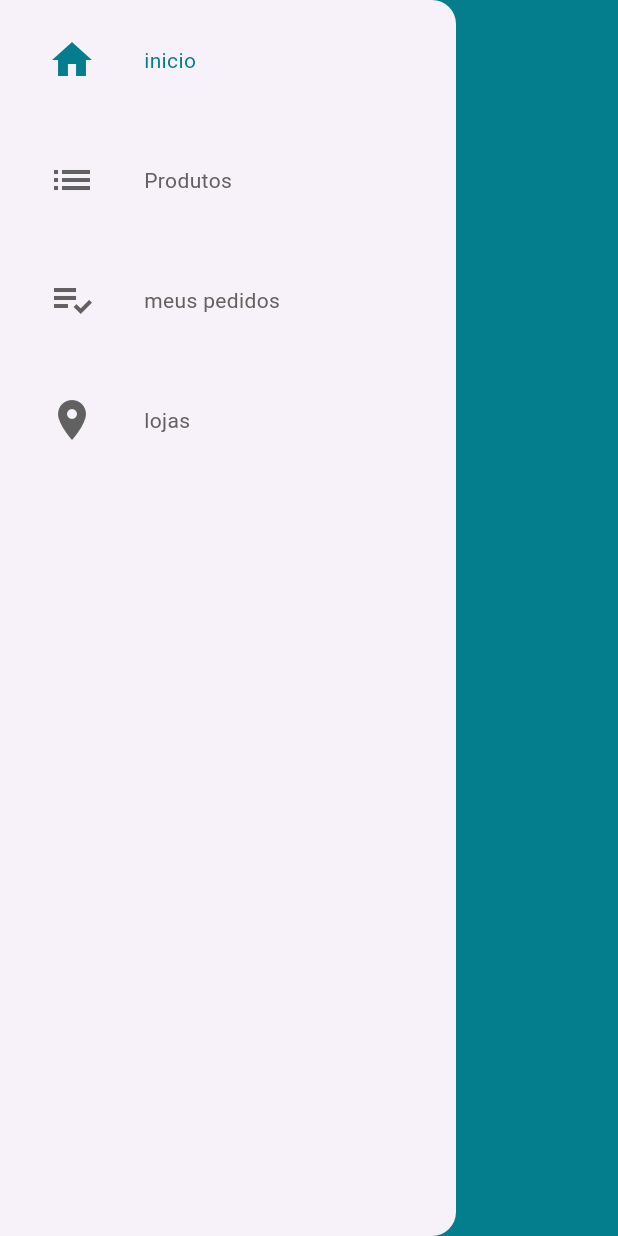
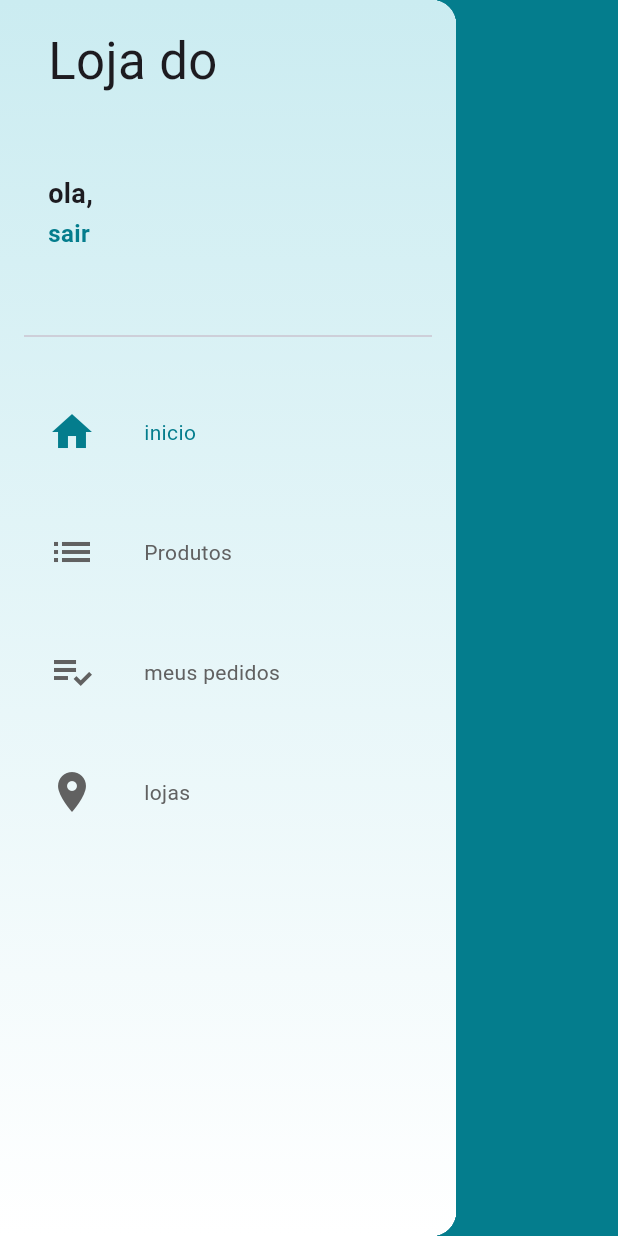
Before and after one commit to Renatofsds16/new-store, a Flutter app: the DrawerCusnton widget shown alone on an empty page, opened directly, on a phone screen of 412 x 824 dp. Run offline on Flutter 3.47's test engine with Material 3 defaults, Android fonts, the phone set to English and light mode, and no system bars; our stand-ins replace cloud_firestore, firebase_auth, firebase_core; accounts and stored records are empty; generated files the repository leaves out were written again; network calls fail.

```diff
--- a/lib/common/common_drawer/drawer_custom.dart
+++ b/lib/common/common_drawer/drawer_custom.dart
@@ -1,5 +1,6 @@
  import 'package:flutter/material.dart';
 
+import 'drawer_custom_helder.dart';
 import 'drawertile.dart';
 
 class DrawerCusnton extends StatelessWidget {
@@ -7,13 +8,38 @@ class DrawerCusnton extends StatelessWidget {
 
   @override
   Widget build(BuildContext context) {
-    return Drawer(child: ListView(
-      children: const [
-        Drawertile(iconData: Icons.home, title: 'inicio',page: 0,),
-        Drawertile(iconData: Icons.list, title: 'Produtos',page: 1,),
-        Drawertile(iconData: Icons.playlist_add_check, title: 'meus pedidos',page: 2,),
-        Drawertile(iconData: Icons.location_on, title: 'lojas',page: 3),
-      ],
-    ),);
+    return
+        Drawer(
+          child: Stack(
+            children: [
+              Container(
+                decoration: const BoxDecoration(
+                  gradient: LinearGradient(colors: const [
+                    Color.fromARGB(255, 203, 236, 241),
+                    Colors.white
+                  ],
+                  begin: Alignment.topCenter,
+                  end: Alignment.bottomCenter,
+                ),
+              ),
+              ),
+              ListView(
+                children: [
+                  DrawerCustomHelder(),
+                  const Padding(
+                    padding: EdgeInsets.all(16),
+                      child: const Divider()
+                  ),
+                  const Drawertile(iconData: Icons.home, title: 'inicio',page: 0,),
+                  const Drawertile(iconData: Icons.list, title: 'Produtos',page: 1,),
+                  const Drawertile(iconData: Icons.playlist_add_check, title: 'meus pedidos',page: 2,),
+                  const Drawertile(iconData: Icons.location_on, title: 'lojas',page: 3),
+                ],
+              )
+
+            ],
+          ),
+
+    );
   }
 }
--- /dev/null
+++ b/lib/common/common_drawer/drawer_custom_helder.dart
@@ -0,0 +1,51 @@
+
+import 'package:flutter/material.dart';
+import 'package:new_store/models/user_manager.dart';
+import 'package:provider/provider.dart';
+
+class DrawerCustomHelder extends StatelessWidget {
+  DrawerCustomHelder({super.key});
+  final UserManager _userManager = UserManager();
+
+  @override
+  Widget build(BuildContext context) {
+    return Container(
+      height: 200,
+      padding: const EdgeInsets.fromLTRB(32, 16, 8, 32),
+      child: Consumer<UserManager>(
+        builder: (_, userManager, __) {
+          return Column(
+            crossAxisAlignment: CrossAxisAlignment.start,
+            mainAxisAlignment: MainAxisAlignment.spaceAround,
+            children: [
+              Text(
+                'Loja do\n ${userManager.userLogged?.name ?? ''}',
+                style: const TextStyle(fontSize: 34),
+                overflow: TextOverflow.ellipsis,
+              ),
+              Text(
+                'ola, ${userManager.userLogged?.name ?? ''}',
+                style:
+                    const TextStyle(fontSize: 18, fontWeight: FontWeight.bold),
+              ),
+              GestureDetector(
+                onTap: () {
+                  if(userManager.loggedIn){
+                    //Sair aqui
+                    userManager.signOut();
+                  }else{
+                    Navigator.pushNamed(context, '/login');
+                  }
+                },
+                child: Text(
+                  userManager.loggedIn ? 'sair' : 'Entrar',
+                  style: TextStyle(color: Theme.of(context).primaryColor,fontWeight: FontWeight.bold,fontSize: 16),
+                ),
+              )
+            ],
+          );
+        },
+      ),
+    );
+  }
+}
--- a/lib/main.dart
+++ b/lib/main.dart
@@ -3,6 +3,7 @@ import 'package:flutter/material.dart';
 import 'package:new_store/models/user_manager.dart';
 import 'package:new_store/screens/screns_base/base_screens.dart';
 import 'package:firebase_core/firebase_core.dart';
+import 'package:new_store/screens/screns_base/login.dart';
 import 'package:new_store/screens/screns_base/sign_up.dart';
 import 'package:provider/provider.dart';
 import 'firebase_options.dart';
@@ -21,6 +22,7 @@ class MyApp extends StatelessWidget {
   @override
   Widget build(BuildContext context) {
     return ChangeNotifierProvider(
+      lazy: false,
       create: (context) => UserManager(),
       child: MaterialApp(
         initialRoute: '/base',
@@ -31,8 +33,10 @@ class MyApp extends StatelessWidget {
         debugShowCheckedModeBanner: false,
         onGenerateRoute: (settings) {
           switch (settings.name) {
-            case 'signup':
+            case '/signup':
               return MaterialPageRoute(builder: (_) => const SignUp());
+            case '/login':
+              return MaterialPageRoute(builder: (_) => Login());
             case '/base':
             default:
               return MaterialPageRoute(builder: (_) => BaseScreens());
--- a/lib/models/user.dart
+++ b/lib/models/user.dart
@@ -1,9 +1,66 @@
+import 'package:cloud_firestore/cloud_firestore.dart';
+import 'package:firebase_auth/firebase_auth.dart';
+
 class UserLogged{
+  final FirebaseFirestore _db = FirebaseFirestore.instance;
   UserLogged();
-  UserLogged.login({required this.email,required this.password});
+  UserLogged.firebase(User? user){
+    if(user != null){
+      email = user.email;
+      id = user.uid;
 
-  String name = '';
-  String email = '';
-  String password = '';
+    }
 
+  }
+  UserLogged.fromDocument(DocumentSnapshot document){
+    id = document.id;
+    name = document.get('name');
+    email = document.get('email');
+  }
+  UserLogged.login({required email,required password});
+
+  String? _id;
+  String? _name;
+  String? _email;
+  String? _password;
+
+
+  saveData()async {
+    await _db.collection('users').doc(id).set(toMap());
+  }
+
+  Map<String,dynamic> toMap(){
+    return {
+      "id": id,
+      "name":name,
+      "email":email
+    };
+  }
+  DocumentReference get firestoreRef => _db.collection('users').doc(id);
+
+
+
+  String? get id => _id;
+
+  set id(String? value) {
+    _id = value;
+  }
+
+  String? get name => _name;
+
+  String? get password => _password;
+
+  set password(String? value) {
+    _password = value;
+  }
+
+  String? get email => _email;
+
+  set email(String? value) {
+    _email = value;
+  }
+
+  set name(String? value) {
+    _name = value;
+  }
 }
--- a/lib/screens/screns_base/base_screens.dart
+++ b/lib/screens/screns_base/base_screens.dart
@@ -19,8 +19,6 @@ class BaseScreens extends StatelessWidget {
         body: PageView(
           controller: _pageController,
           children: [
-            Login(),
-            const SignUp(),
             Scaffold(
               drawer: const DrawerCusnton(),
               appBar: AppBar(
```
Also changed, not shown: lib/models/user_manager.dart (+58 -11 lines), lib/screens/screns_base/login.dart (+8 -4 lines), lib/screens/screns_base/sign_up.dart (+17 -7 lines).
